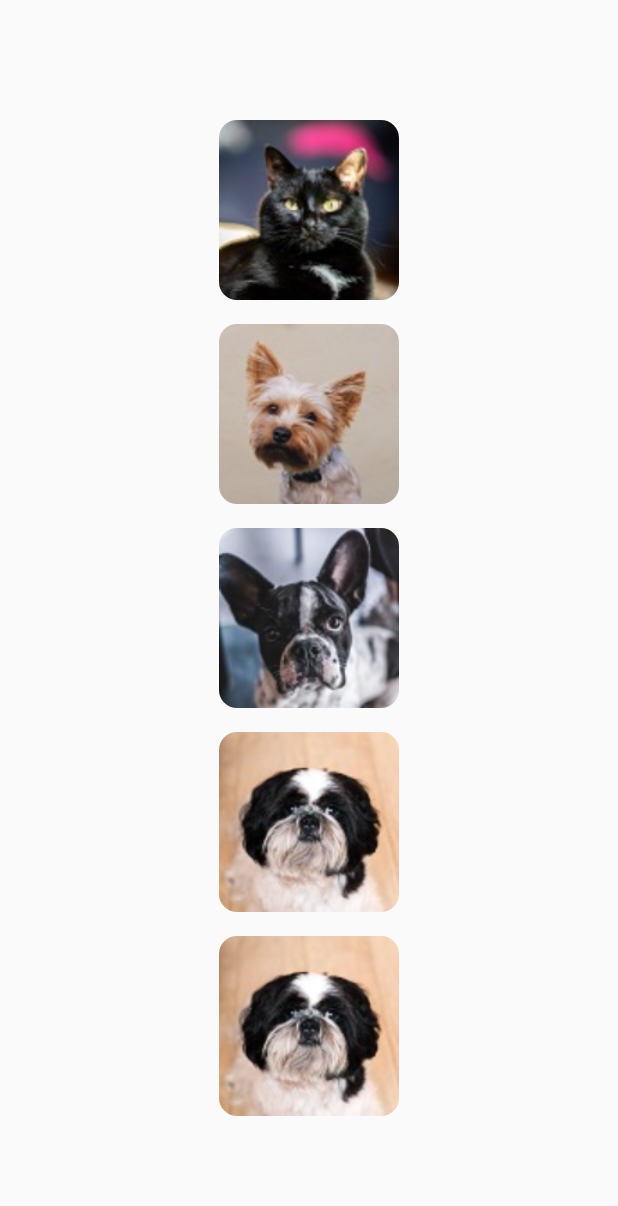
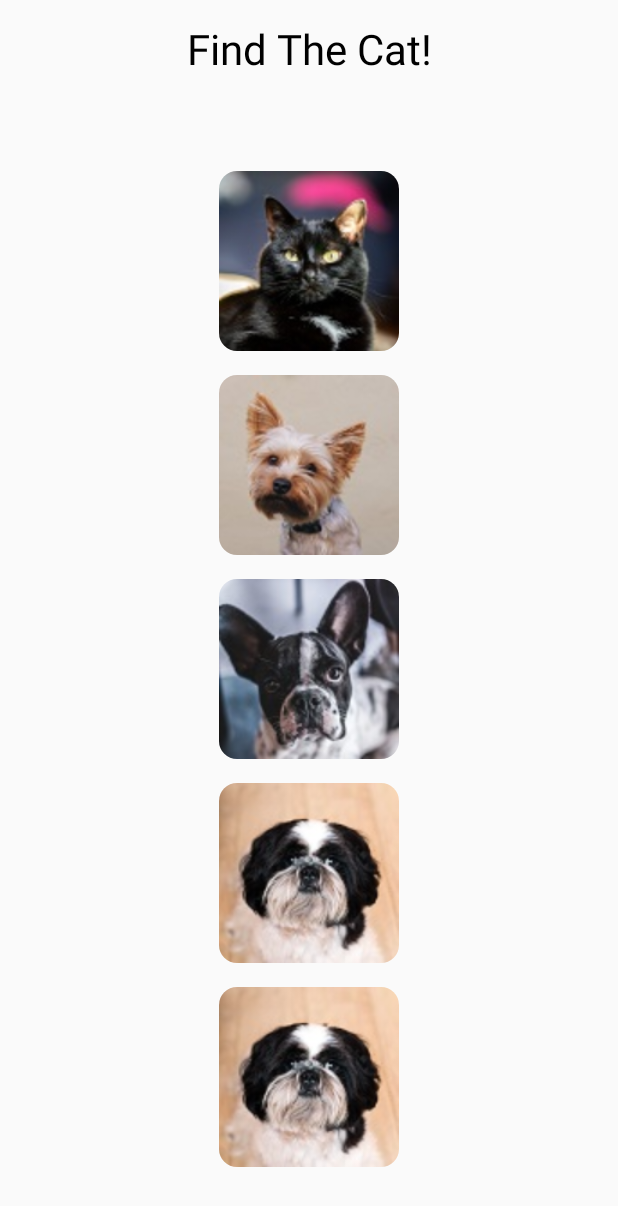
Before and after one commit to ethansalsman/NotARobot, an Android app built with Jetpack Compose: the screen it shows after launch (MainActivity), on a phone screen of 412 x 824 dp. Shown: the top 1206 px of the screen. Run offline under Robolectric (Android 15) with nearby library versions, the phone set to English and light mode, and no system bars.

Commit message:
final commit, added header

```diff
--- a/app/src/main/java/com/example/notarobot/MainActivity.kt
+++ b/app/src/main/java/com/example/notarobot/MainActivity.kt
@@ -36,21 +36,36 @@ class MainActivity : ComponentActivity() {
 
 @Composable
 fun NotARobot(darkTheme: Boolean) {
-    LazyColumn(
+    Column(
         modifier = Modifier.fillMaxSize(),
         horizontalAlignment = Alignment.CenterHorizontally,
-        verticalArrangement = Arrangement.Center
+        verticalArrangement = Arrangement.Top
     ) {
-        items(generateAnimalList()) { animal ->
-            AnimalItem(animal)
+        // header for finding the cat
+        Text(
+            text = "Find The Cat!",
+            style = MaterialTheme.typography.headlineMedium,
+            modifier = Modifier.padding(16.dp)
+        )
+        // lazy column for displaying images
+        LazyColumn(
+            modifier = Modifier.fillMaxSize(),
+            horizontalAlignment = Alignment.CenterHorizontally,
+            verticalArrangement = Arrangement.Center
+        ) {
+            items(generateAnimalList()) { animal ->
+                AnimalItem(animal)
+            }
         }
     }
 }
+
 
 @Composable
 fun AnimalItem(animal: Animal) {
     val context = LocalContext.current
     Column(
+        // center and house the click event which will display message to user
         modifier = Modifier
             .padding(8.dp)
             .clickable { HandleAnimalClick(animal, context) }
@@ -67,6 +82,7 @@ fun AnimalItem(animal: Animal) {
 
 fun HandleAnimalClick(animal: Animal, context: Context) {
     val message = if (animal.isCat) {
+        // hold messages for when the user clicks
         "Hurray, you are not a robot!"
     } else {
         "Oops, that is not a cat!"
@@ -81,11 +97,12 @@ data class Animal(val imageRes: Int, val isCat: Boolean)
 
 
 fun generateAnimalList(): List<Animal> {
+    // assign index numbers to each images to help display them
     val catImages = (1..3).map { resourceIdForCat(it) }
     val dogImages = (1..6).map { resourceIdForDog(it) }
 
     val animals = mutableListOf<Animal>()
-
+    // assign random index
     repeat(5) {
         val randomIndex = if (it == 0) 0 else (1..6).random()
         val isCat = it == 0
@@ -95,7 +112,7 @@ fun generateAnimalList(): List<Animal> {
 
     return animals
 }
-
+// index for cats
 fun resourceIdForCat(index: Int): Int {
     return when (index) {
         1 -> R.drawable.cat1
@@ -104,7 +121,7 @@ fun resourceIdForCat(index: Int): Int {
         else -> throw IllegalArgumentException("Invalid cat index: $index")
     }
 }
-
+// index for dogs
 fun resourceIdForDog(index: Int): Int {
     return when (index) {
         1 -> R.drawable.dog1
```
